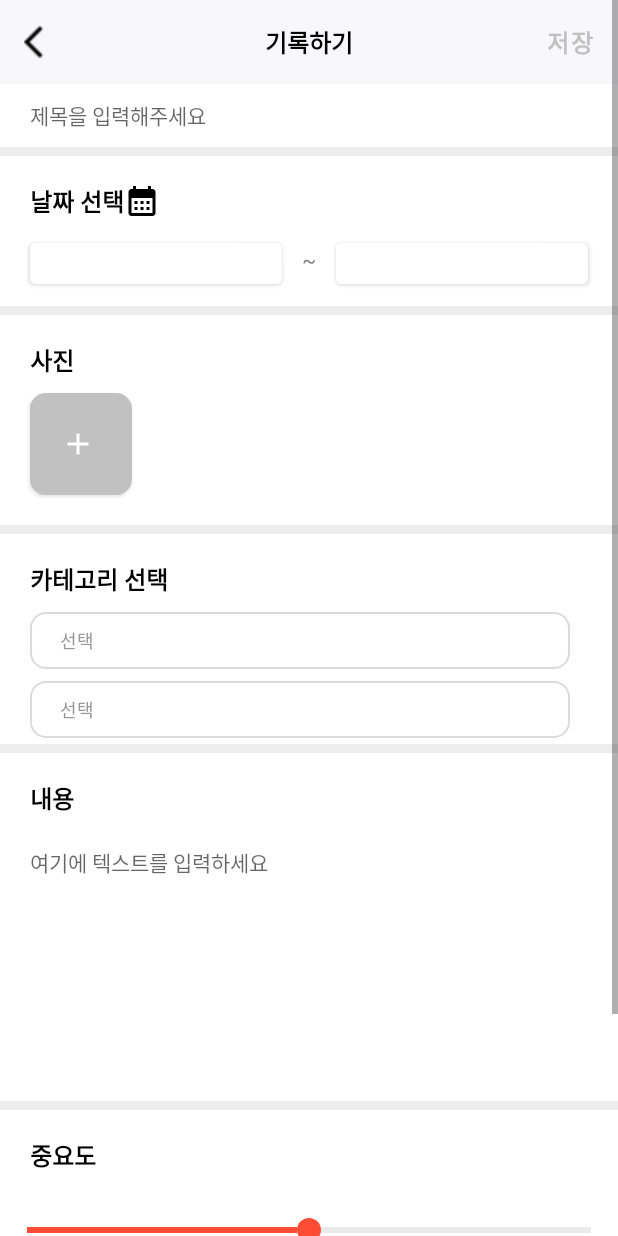
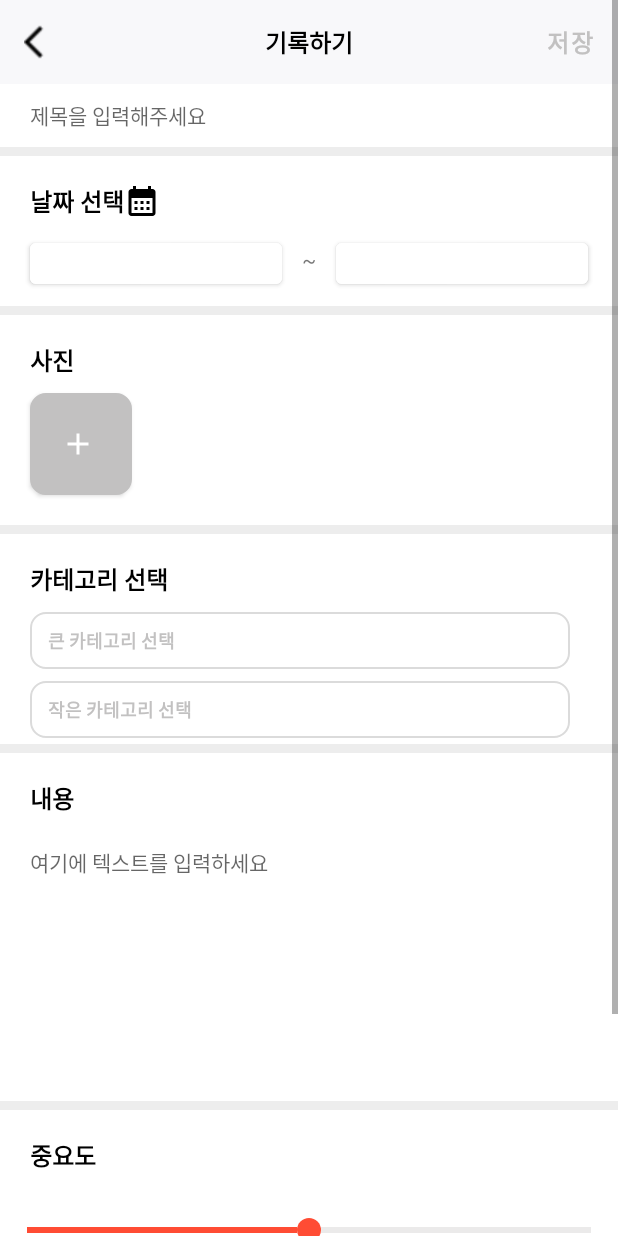
Before and after one commit to Lifolio/frontend, an Android app: the RecordActivity screen opened directly, with no data from a screen before it, on a phone screen of 412 x 824 dp. Run offline under Robolectric (Android 15) with nearby library versions, the phone set to English and light mode, and no system bars; our stand-ins replace FlexboxLayout; Roboto replaces fonts that are not available here.

Commit message:
Feat:Dummy Spinner 추가

```diff
--- a/app/src/main/java/com/example/lifolio/Record/RecordActivity.kt
+++ b/app/src/main/java/com/example/lifolio/Record/RecordActivity.kt
@@ -37,14 +37,19 @@ import kotlin.math.roundToInt
 
 class RecordActivity : AppCompatActivity() {
     private lateinit var binding: ActivityRecordBinding
+
     private lateinit var thumbView: View
-    private var importanceScore = ""
-
-    private var constraintSet: ConstraintSet = ConstraintSet()
     private lateinit var withWhoLayout: ConstraintLayout
     private lateinit var locationLayout: ConstraintLayout
     private lateinit var goalOfYearLayout: ConstraintLayout
+
+    private lateinit var bigCategorySpinner: Spinner
+    private lateinit var smallCategorySpinner: Spinner
+    private lateinit var goalOfYearSpinner: Spinner
+
     private lateinit var inputMethodManager: InputMethodManager
+
+    private var importanceScore = ""
 
     override fun onCreate(savedInstanceState: Bundle?) {
         super.onCreate(savedInstanceState)
@@ -177,20 +182,35 @@ class RecordActivity : AppCompatActivity() {
 
     // spinner demo TODO: 추후 수정 필요
     fun initSpinner() {
-        ArrayAdapter.createFromResource(this@RecordActivity, R.array.spinner_array, R.layout.item_category_spinner).also { adapter ->
-            adapter.setDropDownViewResource(android.R.layout.simple_spinner_dropdown_item)
-            binding.recordBigCategorySp.adapter = adapter
-        }
+        bigCategorySpinner = binding.recordBigCategorySp
+        smallCategorySpinner = binding.recordSmallCategorySp
+        goalOfYearSpinner = binding.recordGoalOfYearSp
 
-        ArrayAdapter.createFromResource(this@RecordActivity, R.array.spinner_array, R.layout.item_category_spinner).also { adapter ->
-            adapter.setDropDownViewResource(android.R.layout.simple_spinner_dropdown_item)
-            binding.recordSmallCategorySp.adapter = adapter
-        }
+        var bigCateogyDummyList: ArrayList<String> = arrayListOf()
+        bigCateogyDummyList.add("큰 카테고리 선택")
+        bigCateogyDummyList.add("일상")
+        bigCateogyDummyList.add("취미")
+        bigCateogyDummyList.add("동아리")
+        bigCateogyDummyList.add("여행")
+        bigCateogyDummyList.add("기타")
 
-        ArrayAdapter.createFromResource(this@RecordActivity, R.array.spinner_array, R.layout.item_category_spinner).also { adapter ->
-            adapter.setDropDownViewResource(android.R.layout.simple_spinner_dropdown_item)
-            binding.recordGoalOfYearSp.adapter = adapter
-        }
+        bigCategorySpinner.adapter = ArrayAdapter(this, R.layout.item_record_spinner, bigCateogyDummyList)
+
+        var smallCateogyDummyList: ArrayList<String> = arrayListOf()
+        smallCateogyDummyList.add("작은 카테고리 선택")
+        smallCateogyDummyList.add("넷플릭스")
+        smallCateogyDummyList.add("클라이밍")
+        smallCateogyDummyList.add("방탈출")
+
+        smallCategorySpinner.adapter = ArrayAdapter(this, R.layout.item_record_spinner, smallCateogyDummyList)
+
+        var goalOfYearDummyList: ArrayList<String> = arrayListOf()
+        goalOfYearDummyList.add("올해의 목표 선택")
+        goalOfYearDummyList.add("라이폴리오 앱 출시")
+        goalOfYearDummyList.add("일주일에 4번 헬스장")
+        goalOfYearDummyList.add("매일 영어 단어 암기")
+
+        goalOfYearSpinner.adapter = ArrayAdapter(this, R.layout.item_record_spinner, goalOfYearDummyList)
     }
 
     // registerForActivityResult() 를 사용하여 ActivityResultLauncher 타입을 반환하는 메소드
```
Also changed, not shown: app/src/main/java/com/example/lifolio/Category/SmallCategoryFragment.kt (+25 -36 lines).
